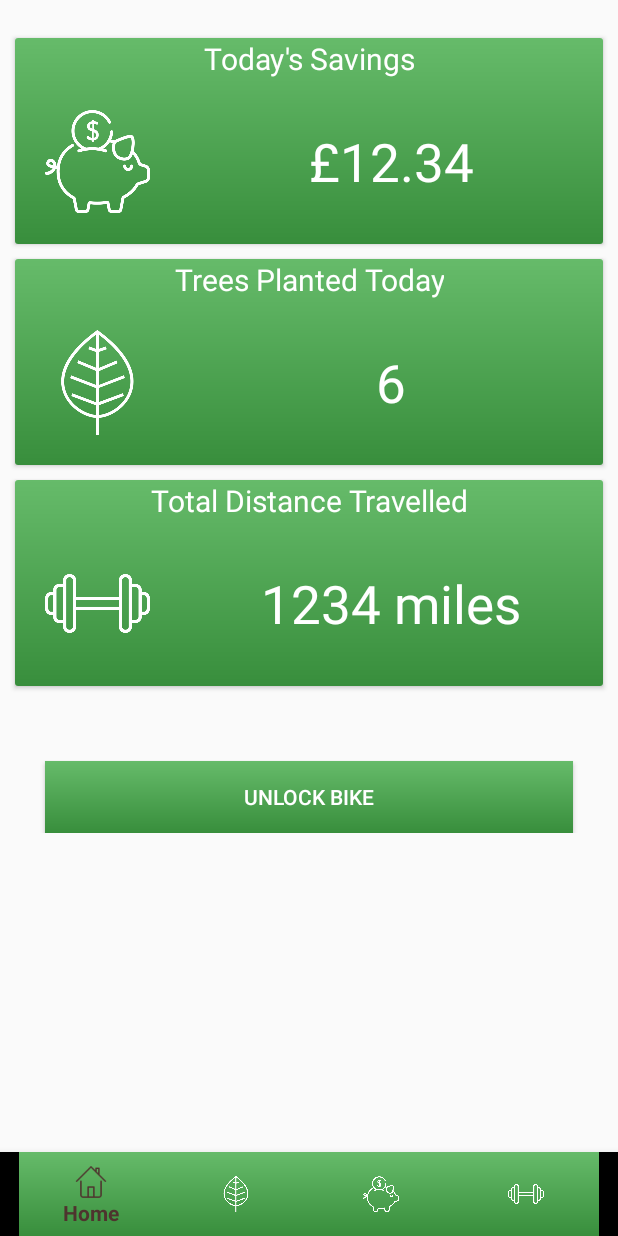
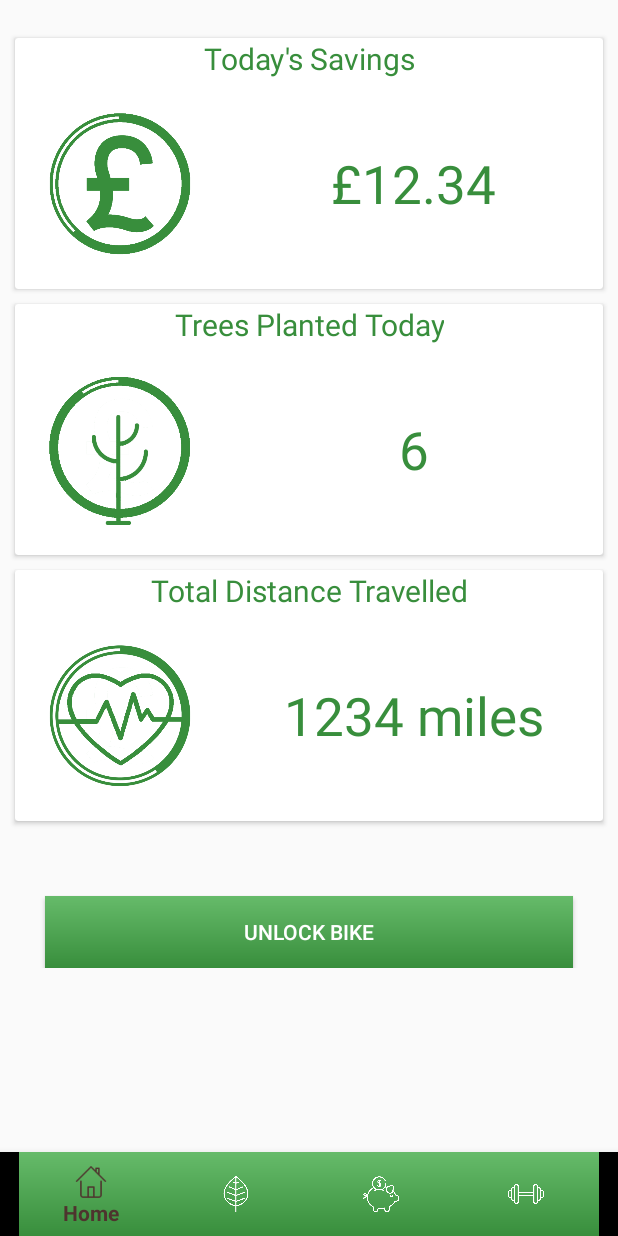
Before and after one commit to gerardward3/mobhci, an Android app: the screen it shows after launch (MainActivity), on a phone screen of 412 x 824 dp. Run offline under Robolectric (Android 15) with nearby library versions, the phone set to English and light mode, and no system bars.

Commit message:
change the colours of the home page and the card icons

```diff
--- a/app/src/main/java/com/example/teamnaji/mhci/HomeFragment.java
+++ b/app/src/main/java/com/example/teamnaji/mhci/HomeFragment.java
@@ -1,9 +1,7 @@
 package com.example.teamnaji.mhci;
 
 import android.os.Bundle;
-import android.support.design.widget.BottomNavigationView;
 import android.support.v4.app.Fragment;
-import android.support.v4.app.FragmentTransaction;
 import android.support.v7.widget.CardView;
 import android.view.LayoutInflater;
 import android.view.View;
--- a/app/src/main/res/layout/fragment_home.xml
+++ b/app/src/main/res/layout/fragment_home.xml
@@ -28,11 +28,11 @@
                 android:layout_marginTop="25dp"
                 android:onClick="onCardClick">
 
-                <ImageView
-                    android:src="@drawable/gradient_background"
-                    android:layout_width="match_parent"
-                    android:layout_height="match_parent"
-                    android:scaleType="fitXY"/>
+                <!--<ImageView-->
+                    <!--android:src="@drawable/gradient_background"-->
+                    <!--android:layout_width="match_parent"-->
+                    <!--android:layout_height="match_parent"-->
+                    <!--android:scaleType="fitXY"/>-->
 
                 <LinearLayout
                     android:layout_width="match_parent"
@@ -44,7 +44,7 @@
                         android:layout_width="wrap_content"
                         android:layout_height="wrap_content"
                         android:layout_gravity="center"
-                        android:textColor="#ffffff"
+                        android:textColor="@color/green700"
                         android:text="@string/today_savings_title"
                         android:textAlignment="center"
                         android:textSize="20sp" />
@@ -57,11 +57,11 @@
 
                         <ImageView
                             android:id="@+id/imageView1"
-                            android:layout_width="70dp"
-                            android:layout_height="70dp"
+                            android:layout_width="100dp"
+                            android:layout_height="100dp"
                             android:layout_margin="20dp"
-                            android:tint="@android:color/white"
-                            android:src="@drawable/piggy_bank" />
+                            android:tint="@color/green700"
+                            android:src="@drawable/pound_icon" />
 
                         <Space
                             android:layout_width="0dp"
@@ -73,7 +73,7 @@
                             android:layout_height="wrap_content"
                             android:layout_gravity="center"
                             android:text="@string/pound_sign"
-                            android:textColor="#ffffff"
+                            android:textColor="@color/green700"
                             android:textSize="35sp" />
 
                         <TextView
@@ -81,7 +81,7 @@
                             android:layout_height="wrap_content"
                             android:layout_gravity="center"
                             android:text="@string/today_savings_value"
-                            android:textColor="#ffffff"
+                            android:textColor="@color/green700"
                             android:textSize="35sp" />
 
                         <Space
@@ -101,11 +101,11 @@
                 android:id="@+id/environmentCard"
                 android:onClick="onCardClick">
 
-                <ImageView
-                    android:src="@drawable/gradient_background"
-                    android:layout_width="match_parent"
-                    android:layout_height="match_parent"
-                    android:scaleType="fitXY"/>
+                <!--<ImageView-->
+                    <!--android:src="@drawable/gradient_background"-->
+                    <!--android:layout_width="match_parent"-->
+                    <!--android:layout_height="match_parent"-->
+                    <!--android:scaleType="fitXY"/>-->
 
                 <LinearLayout
                     android:layout_width="match_parent"
@@ -118,7 +118,7 @@
                         android:layout_gravity="center"
                         android:textAlignment="center"
                         android:textSize="20sp"
-                        android:textColor="#ffffff"
+                        android:textColor="@color/green700"
                         android:text="@string/trees_planted_today"/>
 
                     <LinearLayout
@@ -129,10 +129,10 @@
 
                         <ImageView
                             android:id="@+id/imageView2"
-                            android:layout_width="70dp"
-                            android:layout_height="70dp"
-                            android:src="@drawable/noun_leaf"
-                            android:tint="@android:color/white"
+                            android:layout_width="100dp"
+                            android:layout_height="100dp"
+                            android:src="@drawable/tree_icon"
+                            android:tint="@color/green700"
                             android:layout_margin="20dp"/>
 
                         <Space
@@ -145,7 +145,7 @@
                             android:layout_height="wrap_content"
                             android:layout_gravity="center"
                             android:text="@string/trees_planted_today_value"
-                            android:textColor="#ffffff"
+                            android:textColor="@color/green700"
                             android:textSize="35sp" />
 
                         <Space
@@ -165,11 +165,11 @@
                 android:id="@+id/fitnessCard"
                 android:onClick="onCardClick">
 
-                <ImageView
-                    android:src="@drawable/gradient_background"
-                    android:layout_width="match_parent"
-                    android:layout_height="match_parent"
-                    android:scaleType="fitXY"/>
+                <!--<ImageView-->
+                    <!--android:src="@drawable/gradient_background"-->
+                    <!--android:layout_width="match_parent"-->
+                    <!--android:layout_height="match_parent"-->
+                    <!--android:scaleType="fitXY"/>-->
 
                 <LinearLayout
                     android:layout_width="match_parent"
@@ -182,7 +182,7 @@
                         android:layout_gravity="center"
                         android:textAlignment="center"
                         android:textSize="20sp"
-                        android:textColor="#ffffff"
+                        android:textColor="@color/green700"
                         android:text="@string/distance_travelled_title"/>
 
                     <LinearLayout
@@ -193,10 +193,10 @@
 
                         <ImageView
                             android:id="@+id/imageView3"
-                            android:layout_width="70dp"
-                            android:layout_height="70dp"
-                            android:src="@drawable/weightlifting"
-                            android:tint="@android:color/white"
+                            android:layout_width="100dp"
+                            android:layout_height="100dp"
+                            android:src="@drawable/heart_icon"
+                            android:tint="@color/green700"
                             android:layout_margin="20dp"/>
 
                         <Space
@@ -209,7 +209,7 @@
                             android:layout_height="wrap_content"
                             android:layout_gravity="center"
                             android:text="@string/distance_travelled_value"
-                            android:textColor="#ffffff"
+                            android:textColor="@color/green700"
                             android:textSize="35sp" />
 
                         <Space
```
Also changed, not shown: app/src/main/res/menu/bottom_nav_items.xml (+28 -0 lines), app/src/main/res/drawable/heart_icon.png (added), app/src/main/res/drawable/pound_icon.png (added), app/src/main/res/drawable/tree_icon.png (added).
